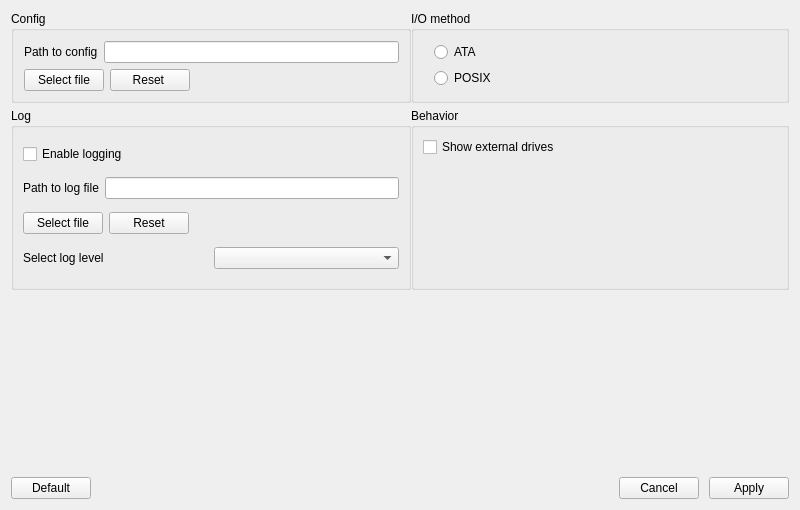
The window that src/Widgets/SettingsTab/SettingsTab.ui (Silverhorn27/Badsurf) describes before a commit, drawn with Qt 5.
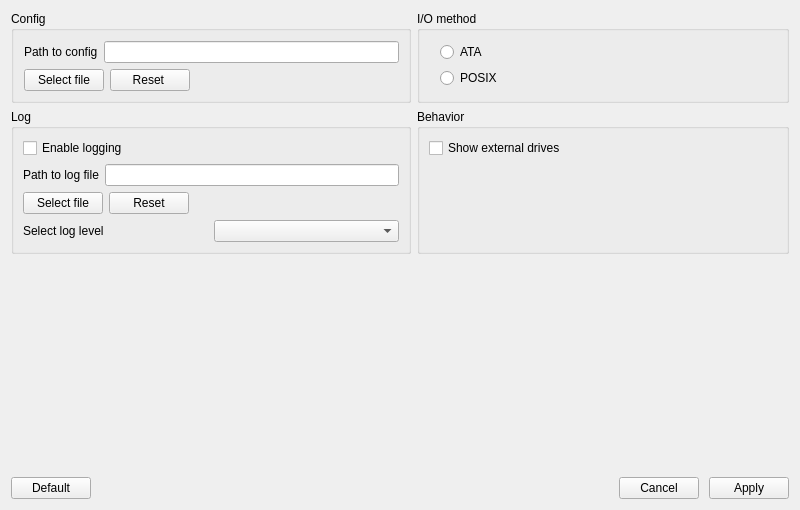
The same window after the commit.

Patch:
```diff
--- a/src/Widgets/SettingsTab/SettingsTab.ui
+++ b/src/Widgets/SettingsTab/SettingsTab.ui
@@ -18,7 +18,7 @@
   </property>
   <layout class="QGridLayout" name="gridLayout_7">
    <property name="verticalSpacing">
-    <number>5</number>
+    <number>6</number>
    </property>
    <item row="0" column="0">
     <layout class="QHBoxLayout" name="horizontalLayout_3">
@@ -162,6 +162,9 @@
         <string>Log</string>
        </property>
        <layout class="QGridLayout" name="gridLayout">
+        <property name="verticalSpacing">
+         <number>6</number>
+        </property>
         <item row="2" column="0">
          <layout class="QHBoxLayout" name="horizontalLayout_2">
           <item>
@@ -286,10 +289,13 @@
      <property name="orientation">
       <enum>Qt::Vertical</enum>
      </property>
+     <property name="sizeType">
+      <enum>QSizePolicy::Expanding</enum>
+     </property>
      <property name="sizeHint" stdset="0">
       <size>
-       <width>777</width>
-       <height>104</height>
+       <width>10</width>
+       <height>10000</height>
       </size>
      </property>
     </spacer>
```
